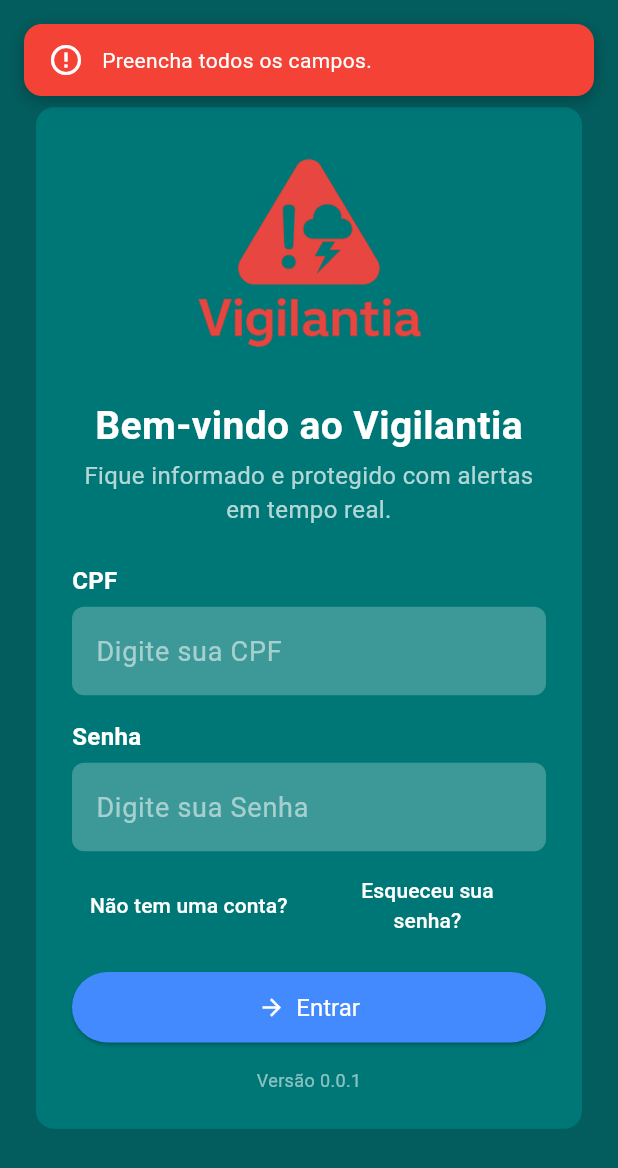
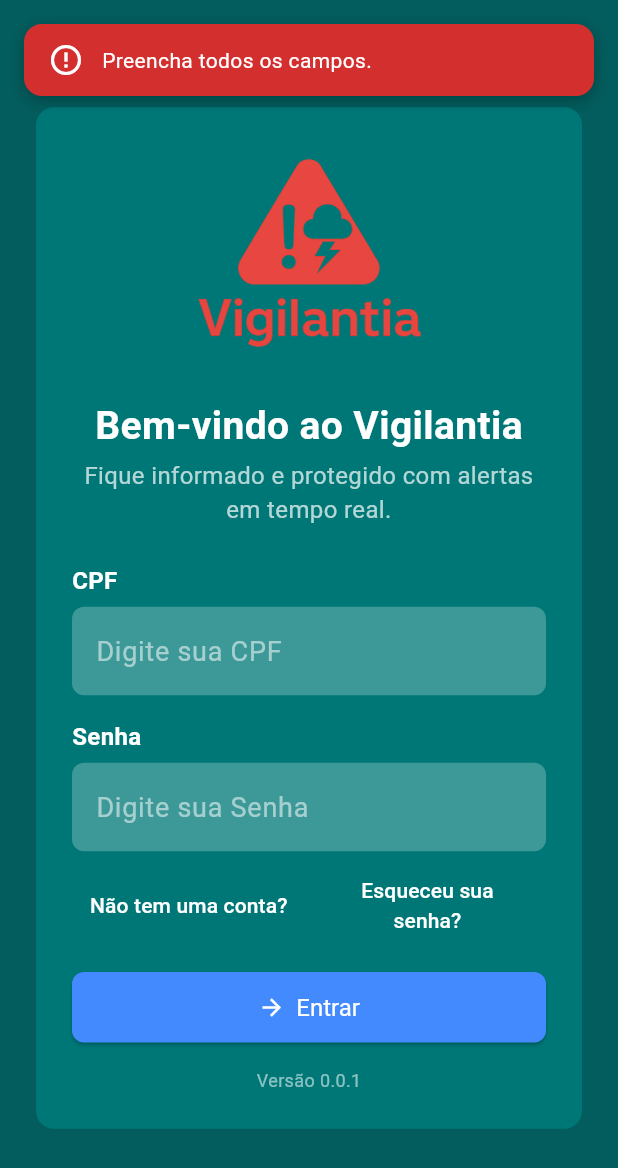
Before and after one commit to koikera/Vigilantia, a Flutter app: the screen it shows after launch, after a tap on "Entrar", on a phone screen of 412 x 824 dp. Shown: the top 1168 px of the screen. Run offline on Flutter 3.47's test engine with Material 3 defaults, Android fonts, the phone set to English and light mode, and no system bars; our stand-ins replace firebase_core, firebase_messaging, flutter_map, geolocator, get_it, go_router and 5 more; missing offline and left inert: dart:ffi; accounts and stored records are empty.

Commit message:
Criacao de paginas de esqueceu senha, e criacao de widgets

```diff
--- a/vigilantia_app/lib/app.dart
+++ b/vigilantia_app/lib/app.dart
@@ -2,6 +2,7 @@ import 'dart:convert';
 import 'package:flutter/material.dart';
 import 'package:go_router/go_router.dart';
 import 'package:shared_preferences/shared_preferences.dart';
+import 'package:vigilantia_app/presentation/pages/change_password/change_password.dart';
 import 'package:vigilantia_app/presentation/pages/permission/check_location_wrapper.dart';
 import 'package:vigilantia_app/presentation/pages/permission/location_permission_page.dart';
 import 'package:vigilantia_app/presentation/pages/register/register_page.dart';
@@ -9,6 +10,8 @@ import 'package:vigilantia_app/presentation/pages/home/home_page.dart';
 import 'package:vigilantia_app/presentation/pages/login/login_page.dart';
 import 'package:vigilantia_app/core/theme/app_theme.dart';
 import 'package:jwt_decoder/jwt_decoder.dart';
+import 'package:vigilantia_app/presentation/pages/reset_password/reset_password.dart';
+import 'package:vigilantia_app/presentation/pages/verify_code/verify_code.dart';
 
 class MyApp extends StatelessWidget {
   const MyApp({super.key});
@@ -82,6 +85,18 @@ class MyApp extends StatelessWidget {
               path: '/cadastro',
               builder: (context, state) => const CadastroPage(),
             ),
+            GoRoute(
+              path: '/redefinir-senha',
+              builder: (context, state) => ResetPasswordPage(),
+            ),
+            GoRoute(
+              path: '/verificar-codigo',
+              builder: (context, state) => const VerifyCodePage(),
+            ),
+            GoRoute(
+              path: '/trocar-senha',
+              builder: (context, state) => const ChangePasswordPage(),
+            ),
           ],
         );
 
--- a/vigilantia_app/lib/presentation/pages/login/login_page.dart
+++ b/vigilantia_app/lib/presentation/pages/login/login_page.dart
@@ -3,6 +3,8 @@ import 'package:flutter/material.dart';
 import 'package:go_router/go_router.dart';
 import 'package:http/http.dart' as http;
 import 'package:shared_preferences/shared_preferences.dart';
+import 'package:vigilantia_app/shared/widgets/primary_button.dart';
+import 'package:vigilantia_app/shared/widgets/top_alert.dart';
 
 class LoginPage extends StatefulWidget {
   const LoginPage({super.key});
@@ -16,62 +18,18 @@ class _LoginPageState extends State<LoginPage> {
   final _senhaController = TextEditingController();
   bool _isLoading = false;
 
-  void _showTopAlert(String message) {
-    final overlay = Overlay.of(context);
-    final overlayEntry = OverlayEntry(
-      builder:
-          (context) => Positioned(
-            top: MediaQuery.of(context).padding.top + 16,
-            left: 16,
-            right: 16,
-            child: Material(
-              color: Colors.transparent,
-              child: Container(
-                padding: const EdgeInsets.symmetric(
-                  vertical: 12,
-                  horizontal: 16,
-                ),
-                decoration: BoxDecoration(
-                  color: Colors.red,
-                  borderRadius: BorderRadius.circular(12),
-                  boxShadow: [
-                    BoxShadow(
-                      color: Colors.black26,
-                      blurRadius: 8,
-                      offset: Offset(0, 3),
-                    ),
-                  ],
-                ),
-                child: Row(
-                  children: [
-                    const Icon(Icons.error_outline, color: Colors.white),
-                    const SizedBox(width: 12),
-                    Expanded(
-                      child: Text(
-                        message,
-                        style: const TextStyle(
-                          color: Colors.white,
-                          fontSize: 14,
-                        ),
-                      ),
-                    ),
-                  ],
-                ),
-              ),
-            ),
-          ),
-    );
 
-    overlay.insert(overlayEntry);
-    Future.delayed(const Duration(seconds: 3), () => overlayEntry.remove());
-  }
 
   Future<void> _login(BuildContext context) async {
     final cpf = _cpfController.text.trim();
     final senha = _senhaController.text;
 
     if (cpf.isEmpty || senha.isEmpty) {
-      _showTopAlert('Preencha todos os campos.');
+      TopAlert.showTopAlert(
+                        context,
+                        "Preencha todos os campos.",
+                        "error",
+                      );
       return;
     }
 
@@ -95,10 +53,10 @@ class _LoginPageState extends State<LoginPage> {
         await prefs.setString('user_data', jsonString);
         context.go('/home');
       } else {
-        _showTopAlert('CPF ou senha inválidos.');
+        TopAlert.showTopAlert(context, 'CPF ou senha inválidos.', 'error');
       }
     } catch (e) {
-      _showTopAlert('Erro de conexão com o servidor.');
+      TopAlert.showTopAlert(context, 'Erro de conexão com o servidor.', 'error');
     } finally {
       setState(() => _isLoading = false);
     }
@@ -168,7 +126,7 @@ class _LoginPageState extends State<LoginPage> {
                     Flexible(
                       child: TextButton(
                         onPressed: () {
-                          context.push('/recuperar-senha');
+                          context.push('/redefinir-senha');
                         },
                         style: TextButton.styleFrom(
                           foregroundColor: Colors.white,
@@ -182,11 +140,9 @@ class _LoginPageState extends State<LoginPage> {
                   ],
                 ),
                 const SizedBox(height: 16),
-                SizedBox(
-                  width: double.infinity,
-                  child: ElevatedButton.icon(
-                    onPressed: _isLoading ? null : () => _login(context),
-                    icon:
+                PrimaryButton(
+                  label: "Entrar",
+                  icon:
                         _isLoading
                             ? const SizedBox(
                               width: 18,
@@ -197,14 +153,7 @@ class _LoginPageState extends State<LoginPage> {
                               ),
                             )
                             : const Icon(Icons.arrow_forward),
-                    label: const Text('Entrar'),
-                    style: ElevatedButton.styleFrom(
-                      foregroundColor: Colors.white,
-                      backgroundColor: Colors.blueAccent,
-                      padding: const EdgeInsets.symmetric(vertical: 14),
-                      textStyle: const TextStyle(fontSize: 16),
-                    ),
-                  ),
+                  onPressed: _isLoading ? null : () => _login(context),
                 ),
                 const SizedBox(height: 16),
                 const Text(
--- /dev/null
+++ b/vigilantia_app/lib/shared/widgets/primary_button.dart
@@ -0,0 +1,35 @@
+import 'package:flutter/material.dart';
+
+class PrimaryButton extends StatelessWidget {
+  final String label;
+  final VoidCallback? onPressed;
+  final Widget? icon;
+
+  const PrimaryButton({
+    super.key,
+    required this.label,
+    required this.onPressed,
+    this.icon,
+  });
+
+  @override
+  Widget build(BuildContext context) {
+    return SizedBox(
+      width: double.infinity,
+      child: ElevatedButton.icon(
+        onPressed: onPressed,
+        icon: icon ?? const SizedBox.shrink(),
+        label: Text(label),
+        style: ElevatedButton.styleFrom(
+          backgroundColor: Colors.blueAccent,
+          foregroundColor: Colors.white,
+          padding: const EdgeInsets.symmetric(vertical: 14),
+          textStyle: const TextStyle(fontSize: 16),
+          shape: RoundedRectangleBorder(
+            borderRadius: BorderRadius.circular(8),
+          ),
+        ),
+      ),
+    );
+  }
+}
--- /dev/null
+++ b/vigilantia_app/lib/shared/widgets/top_alert.dart
@@ -0,0 +1,88 @@
+import 'package:flutter/material.dart';
+
+class TopAlert extends StatelessWidget {
+  final String message;
+  final String type;
+
+  const TopAlert({
+    super.key,
+    required this.message,
+    required this.type,
+  });
+
+  // Função para retornar a cor de fundo de acordo com o tipo
+  Color _getBackgroundColor() {
+    switch (type) {
+      case 'error':
+        return Colors.red.shade700;
+      case 'success':
+        return Colors.green;
+      case 'info':
+      default:
+        return Colors.blue; // Azul claro
+    }
+  }
+
+  // Função para mostrar o TopAlert
+  static void showTopAlert(BuildContext context, String message, String type) {
+    final overlay = Overlay.of(context);
+    final overlayEntry = OverlayEntry(
+      builder: (context) => Positioned(
+        top: MediaQuery.of(context).padding.top + 16,
+        left: 16,
+        right: 16,
+        child: Material(
+          color: Colors.transparent,
+          child: Container(
+            padding: const EdgeInsets.symmetric(
+              vertical: 12,
+              horizontal: 16,
+            ),
+            decoration: BoxDecoration(
+              color: TopAlert(type: type, message: message)._getBackgroundColor(), // Usando a função _getBackgroundColor
+              borderRadius: BorderRadius.circular(12),
+              boxShadow: [
+                BoxShadow(
+                  color: Colors.black26,
+                  blurRadius: 8,
+                  offset: Offset(0, 3),
+                ),
+              ],
+            ),
+            child: Row(
+              children: [
+                Icon(
+                  type == 'error' ? Icons.error_outline : Icons.info_outline,
+                  color: Colors.white,
+                ),
+                const SizedBox(width: 12),
+                Expanded(
+                  child: Text(
+                    message,
+                    style: const TextStyle(
+                      color: Colors.white,
+                      fontSize: 14,
+                    ),
+                  ),
+                ),
+              ],
+            ),
+          ),
+        ),
+      ),
+    );
+
+    overlay.insert(overlayEntry);
+    Future.delayed(const Duration(seconds: 3), () => overlayEntry.remove());
+  }
+
+  @override
+  Widget build(BuildContext context) {
+    return Container(); // Retorne algo, já que esse widget não precisa exibir nada diretamente.
+  }
+}
+
+// Exemplo de como usar o TopAlert globalmente:
+void showCustomAlert(BuildContext context, String message, String type) {
+  TopAlert.showTopAlert(context, message, type);
+}
--- a/vigilantia_app/pubspec.yaml
+++ b/vigilantia_app/pubspec.yaml
@@ -45,7 +45,7 @@ dependencies:
   firebase_core: ^2.0.7
   firebase_messaging: ^14.0.0
   jwt_decoder: ^2.0.1
-
+  pin_code_fields: ^8.0.0
 dev_dependencies:
   flutter_test:
     sdk: flutter
```
Also changed, not shown: vigilantia_app/lib/presentation/pages/change_password/change_password.dart (added, +151 -0 lines), vigilantia_app/lib/presentation/pages/home/home_page.dart (+8 -5 lines), vigilantia_app/lib/presentation/pages/reset_password/reset_password.dart (added, +99 -0 lines), vigilantia_app/lib/presentation/pages/verify_code/verify_code.dart (added, +110 -0 lines), vigilantia_app/pubspec.lock.
